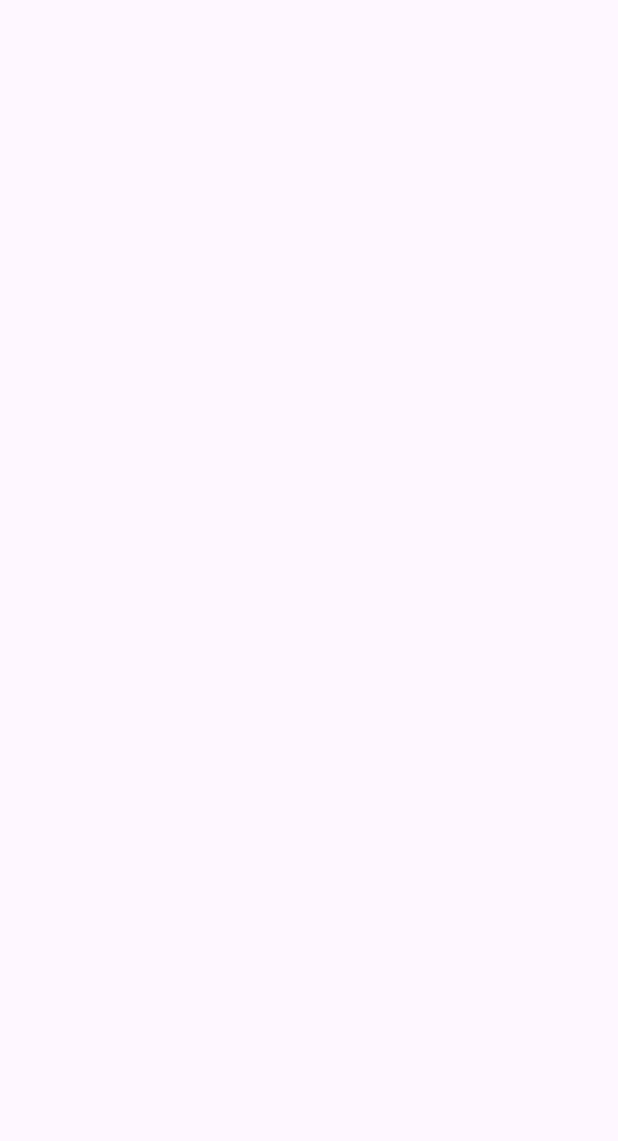
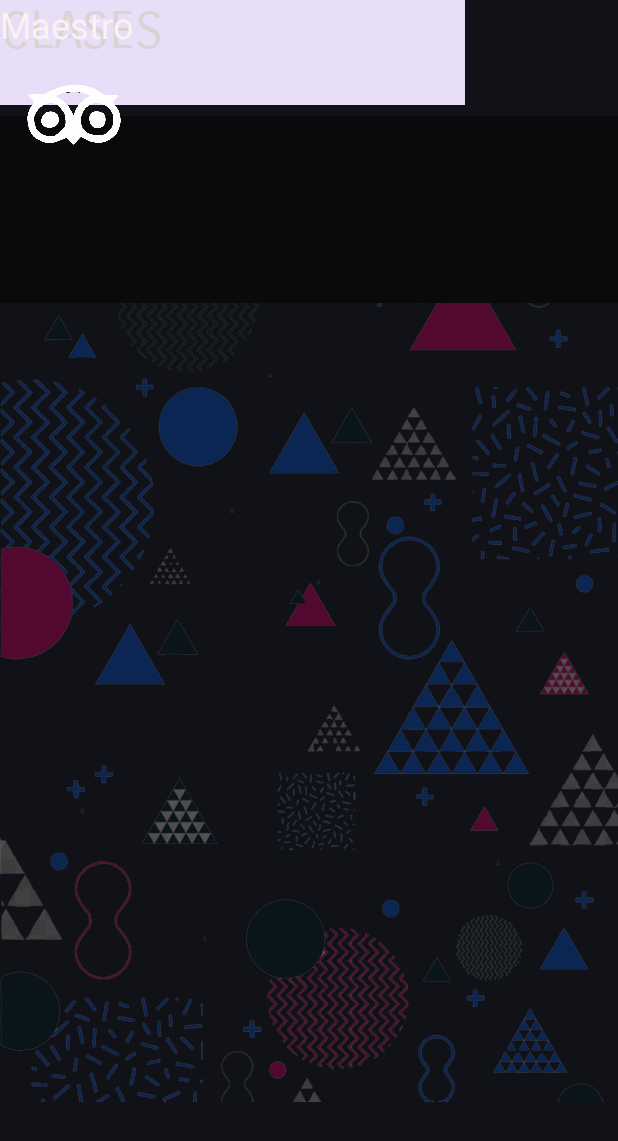
Before and after one commit to QbinVA/Asistify, an Android app: the menumaestro screen opened directly, with no data from a screen before it, on a phone screen of 412 x 824 dp. Before the commit the part shown is empty. Shown: the top 1141 px of the screen. Run offline under Robolectric (Android 15) with nearby library versions, the phone set to English and light mode, and no system bars.

Commit message:
hize el menumaestro

```diff
--- a/app/src/main/res/layout/activity_menumaestro.xml
+++ b/app/src/main/res/layout/activity_menumaestro.xml
@@ -4,6 +4,75 @@
     xmlns:tools="http://schemas.android.com/tools"
     android:layout_width="match_parent"
     android:layout_height="match_parent"
-    tools:context=".menumaestro">
+    android:background="#101217"
+    android:visibility="visible"
+    tools:context=".menumaestro"
+    tools:visibility="visible">
+
+    <ImageView
+        android:id="@+id/imageView11"
+        android:layout_width="413dp"
+        android:layout_height="849dp"
+        android:background="#00322626"
+        android:tint="#B50C0C0C"
+        app:srcCompat="@drawable/fofo"
+        tools:layout_editor_absoluteX="0dp"
+        tools:layout_editor_absoluteY="-10dp" />
+
+    <ImageView
+        android:id="@+id/imageView12"
+        android:layout_width="wrap_content"
+        android:layout_height="wrap_content"
+        android:tint="#090A0C"
+        app:srcCompat="@drawable/kbeson"
+        tools:layout_editor_absoluteX="0dp"
+        tools:layout_editor_absoluteY="-100dp" />
+
+    <Button
+        android:id="@+id/button"
+        style="@style/Widget.Material3.Button.TonalButton.Icon"
+        android:layout_width="310dp"
+        android:layout_height="70dp"
+        android:background="#2E1A51"
+        android:backgroundTint="#3D2567"
+        android:fontFamily="sans-serif-smallcaps"
+        android:text=" "
+        android:textAlignment="center"
+        android:textColorHighlight="#392263"
+        android:textColorLink="#2C1850"
+        android:textSize="20sp"
+        tools:layout_editor_absoluteX="50dp"
+        tools:layout_editor_absoluteY="197dp"
+        tools:text="Crear Nueva Clase +" />
+
+    <TextView
+        android:id="@+id/textView"
+        style="@style/Widget.AppCompat.TextView"
+        android:layout_width="278dp"
+        android:layout_height="64dp"
+        android:fontFamily="sans-serif-smallcaps"
+        android:text="CLASES"
+        android:textColor="#D8D4D4"
+        android:textSize="34sp"
+        tools:layout_editor_absoluteX="66dp"
+        tools:layout_editor_absoluteY="133dp" />
+
+    <ImageView
+        android:id="@+id/imageView7"
+        android:layout_width="98dp"
+        android:layout_height="158dp"
+        app:srcCompat="@drawable/fototio"
+        tools:layout_editor_absoluteX="0dp"
+        tools:layout_editor_absoluteY="-30dp" />
+
+    <TextView
+        android:id="@+id/textView2"
+        android:layout_width="118dp"
+        android:layout_height="33dp"
+        android:text="Maestro"
+        android:textColor="#FBF1F1"
+        android:textSize="24sp"
+        tools:layout_editor_absoluteX="100dp"
+        tools:layout_editor_absoluteY="33dp" />
 
 </androidx.constraintlayout.widget.ConstraintLayout>
```
Also changed, not shown: app/src/main/res/drawable/fofo.png (added), app/src/main/res/drawable/fototio.png (added), app/src/main/res/drawable/kbeson.png (added).
